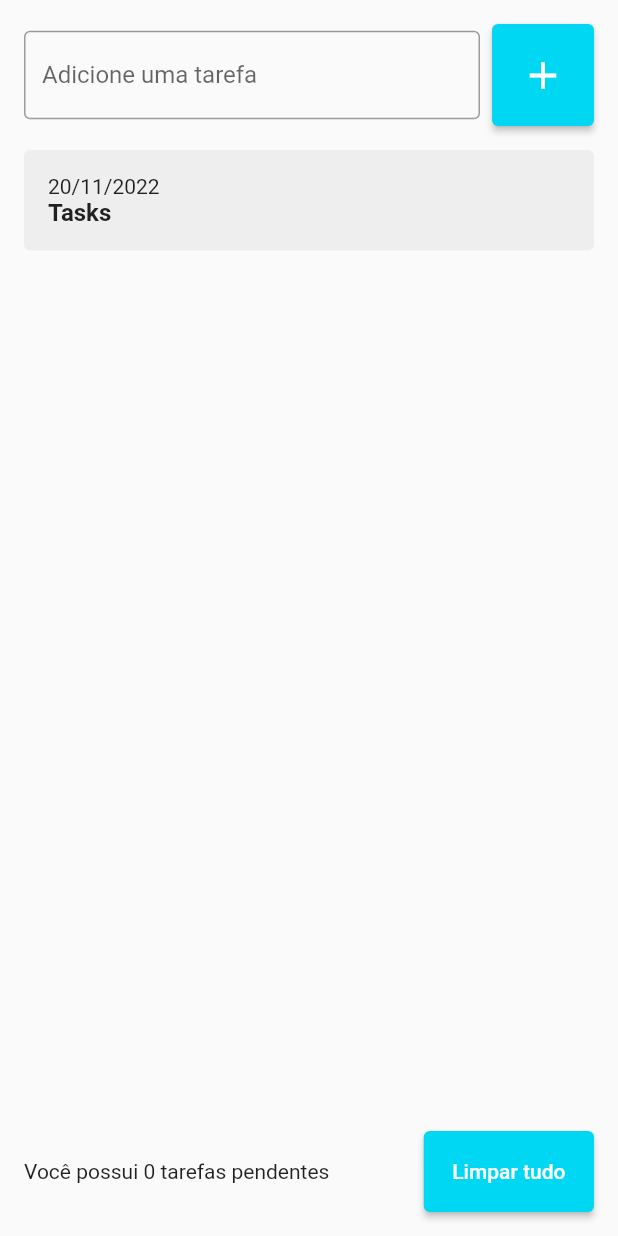
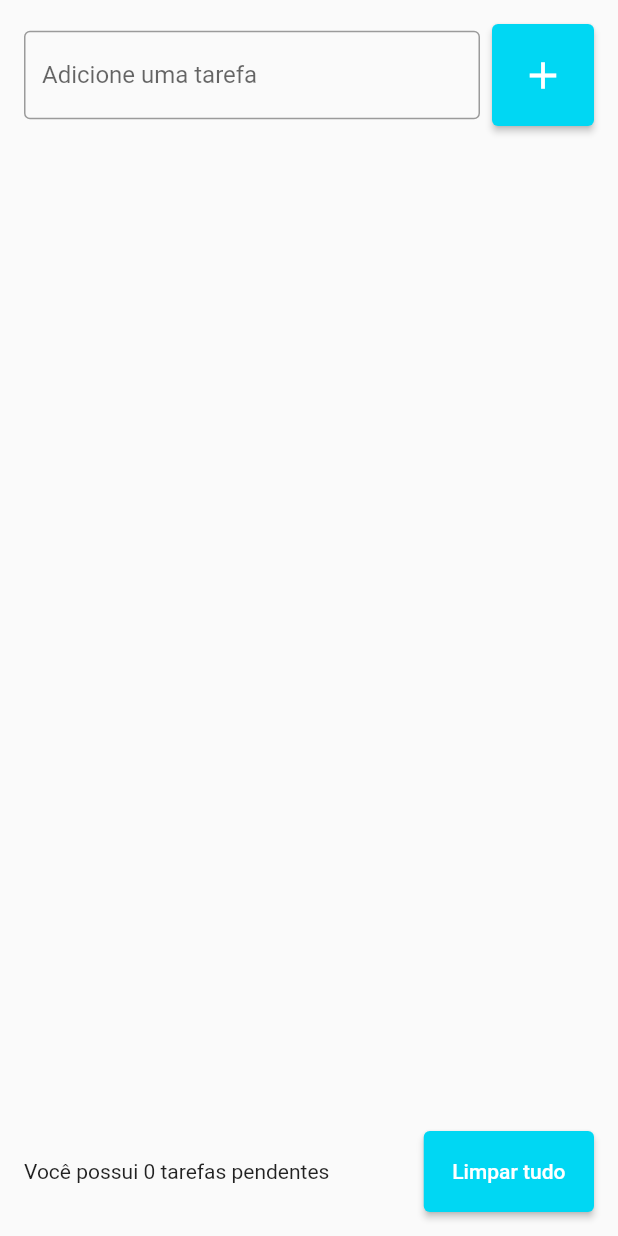
Before and after one commit to IagoAndrade16/todo_list, a Flutter app: the screen it shows after launch, after a tap on the "add" icon, after a tap on "Limpar tudo", on a phone screen of 412 x 824 dp. Run offline on Flutter 3.47's test engine with Material 2 defaults, Android fonts, the phone set to English and light mode, and no system bars.

Commit message:
info of tasks, delete all tasks

```diff
--- a/lib/main.dart
+++ b/lib/main.dart
@@ -11,6 +11,7 @@ class MyApp extends StatelessWidget {
   @override
   Widget build(BuildContext context) {
     return MaterialApp(
+      debugShowCheckedModeBanner: false,
       home: TodoListPage(),
     );
   }
--- /dev/null
+++ b/lib/models/todo.dart
@@ -0,0 +1,8 @@
+class Todo {
+
+  Todo({required this.title, required this.dateTime});
+
+  String title;
+  DateTime dateTime;
+
+}
--- a/lib/pages/todo_list_page.dart
+++ b/lib/pages/todo_list_page.dart
@@ -1,4 +1,5 @@
 import 'package:flutter/material.dart';
+import 'package:todo_list/models/todo.dart';
 
 import '../widgets/todo_list_item.dart';
 
@@ -10,13 +11,14 @@ class TodoListPage extends StatefulWidget {
 }
 
 class _TodoListPageState extends State<TodoListPage> {
-  List<String> todos = [];
+  List<Todo> todos = [];
 
   final TextEditingController todoController = TextEditingController();
 
   @override
   Widget build(BuildContext context) {
-    return Scaffold(
+    return SafeArea(
+      child: Scaffold(
         body: Center(
           child: Padding(
             padding: const EdgeInsets.symmetric(horizontal: 16, vertical: 16),
@@ -40,7 +42,11 @@ class _TodoListPageState extends State<TodoListPage> {
                       onPressed: () {
                         String text = todoController.text;
                         setState(() {
-                        todos.add(text);
+                          Todo newTodo = Todo(
+                              title: text,
+                              dateTime: DateTime.now(),
+                          );
+                          todos.add(newTodo);
                         });
                         todoController.clear();
                       },
@@ -59,8 +65,10 @@ class _TodoListPageState extends State<TodoListPage> {
                 Flexible(
                   child: ListView(
                     children: [
-                    for (String todo in todos)
-                      TodoListItem(),
+                      for (Todo todo in todos)
+                        TodoListItem(
+                          todo: todo,
+                        ),
                     ],
                   ),
                 ),
@@ -71,7 +79,7 @@ class _TodoListPageState extends State<TodoListPage> {
                   children: [
                     Expanded(
                       child: Text(
-                      'Você possui 0 tarefas pendentes',
+                        'Você possui ${todos.length} tarefas pendentes',
                       ),
                     ),
                     const SizedBox(width: 8), //empty space
@@ -80,7 +88,12 @@ class _TodoListPageState extends State<TodoListPage> {
                         primary: Color(0xff00d7f3),
                         padding: EdgeInsets.all(19),
                       ),
-                    onPressed: () {},
+                      onPressed: () {
+                        setState(() {
+                          todos.clear();
+                        });
+
+                      },
                       child: Text('Limpar tudo'),
                     ),
                   ],
@@ -89,6 +102,7 @@ class _TodoListPageState extends State<TodoListPage> {
             ),
           ),
         ),
+      ),
     );
   }
 }
--- a/lib/widgets/todo_list_item.dart
+++ b/lib/widgets/todo_list_item.dart
@@ -1,23 +1,29 @@
 import 'package:flutter/material.dart';
 
+import '../models/todo.dart';
+
 class TodoListItem extends StatelessWidget {
-  const TodoListItem({Key? key}) : super(key: key);
+  const TodoListItem({Key? key, required this.todo}) : super(key: key);
+
+  final Todo todo;
 
   @override
   Widget build(BuildContext context) {
-    return Container(
+    return Padding(
+      padding: const EdgeInsets.symmetric(vertical: 2),
+      child: Container(
         decoration: BoxDecoration(
           borderRadius: BorderRadius.circular(4),
           color: Colors.grey[200],
         ),
-
+        margin: const EdgeInsets.symmetric(vertical: 2),
         child: Padding(
           padding: const EdgeInsets.all(16),
           child: Column(
             crossAxisAlignment: CrossAxisAlignment.start,
             children: [
-            Text('20/11/2022'),
-            Text('Tasks', style: TextStyle(
+              Text(todo.dateTime.toString()),
+              Text(todo.title, style: TextStyle(
                 fontSize: 16,
                 fontWeight: FontWeight.w600,
               ),
@@ -25,6 +31,7 @@ class TodoListItem extends StatelessWidget {
             ],
           ),
         ),
+      ),
     );
   }
 }
```
Lines whose indentation alone changed are shown as unchanged.
